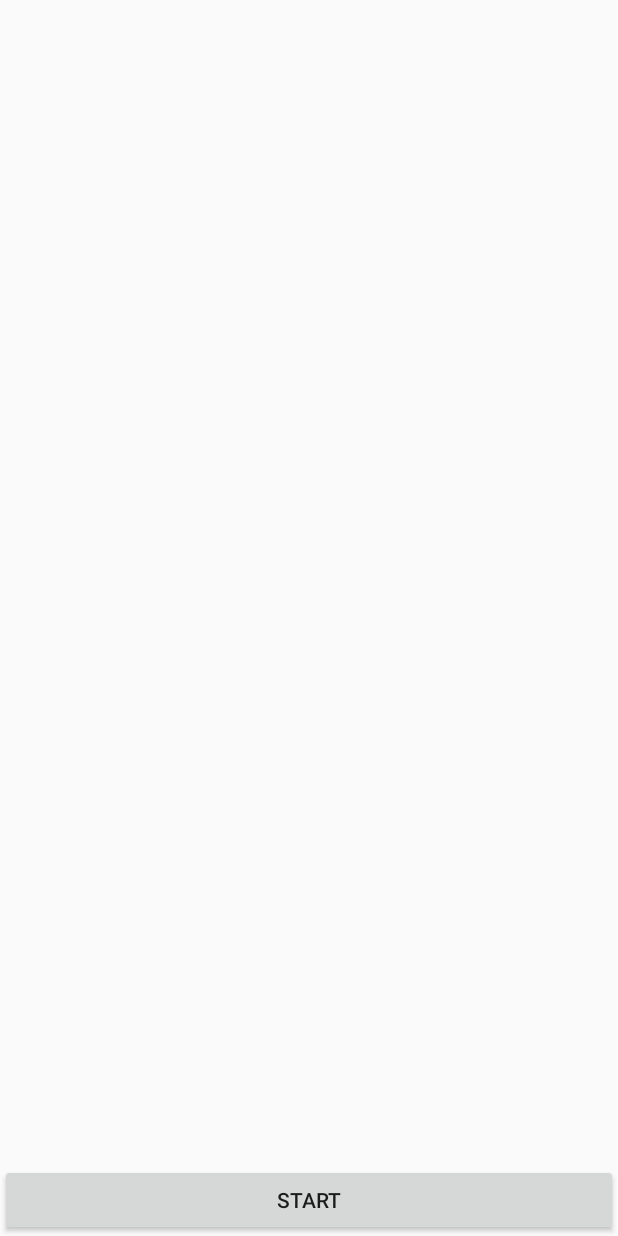
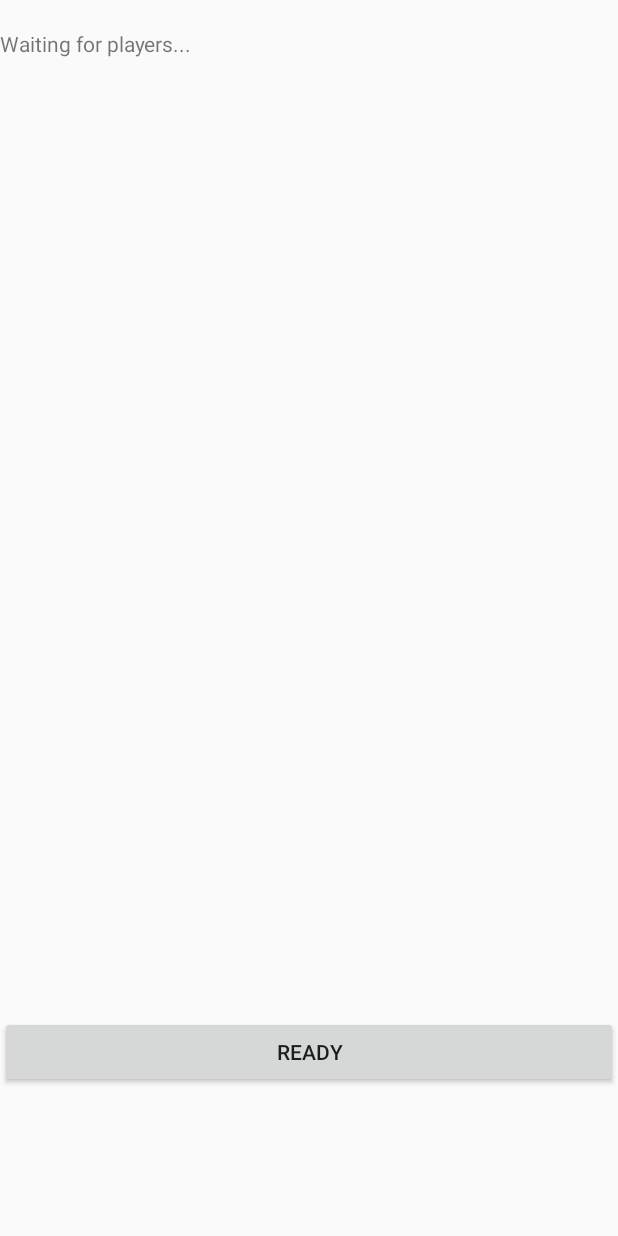
Before and after one commit to YannickVeron/DimSpaceTeam, an Android app: the WaitingRoomFragment screen opened directly, with no data from a screen before it, on a phone screen of 412 x 824 dp. Run offline under Robolectric (Android 15) with nearby library versions, the phone set to English and light mode, and no system bars; libraries missing offline, so code that uses them is left out: com.github.nisrulz.sensey.

Commit message:
Add Ready function

```diff
--- a/app/src/main/java/com/example/dimspaceteam/WaitingRoomFragment.kt
+++ b/app/src/main/java/com/example/dimspaceteam/WaitingRoomFragment.kt
@@ -12,9 +12,12 @@ import android.widget.Switch
 import android.widget.TextView
 import androidx.fragment.app.Fragment
 import androidx.lifecycle.Observer
+import androidx.lifecycle.ViewModel
+import androidx.lifecycle.ViewModelProvider
 import androidx.lifecycle.ViewModelProviders
 import androidx.navigation.findNavController
 import com.example.dimspaceteam.model.Event
+import com.example.dimspaceteam.model.EventType
 import com.example.dimspaceteam.model.UIElement
 import com.example.dimspaceteam.model.UIType
 import com.github.nisrulz.sensey.Sensey
@@ -31,13 +34,13 @@ class WaitingRoomFragment : Fragment(){
         savedInstanceState: Bundle?
     ): View? {
         var view = inflater.inflate(R.layout.waiting_room_fragment,container,false);
-        var startQuestionBtn = view.findViewById<Button>(R.id.btnStart)
-        startQuestionBtn.setOnClickListener {Start(view)}
+        var readyBtn = view.findViewById<Button>(R.id.btnReady)
         var labelRoom = view.findViewById<TextView>(R.id.roomNameLb)
         var roomName=(activity as GameActivity).roomName
         var userId =(activity as GameActivity).userId
         labelRoom.setText(roomName)
         WebSocketClient.create("${roomName}", "${userId}")
+        readyBtn.setOnClickListener {ready(view,WebSocketClient)}
 
 
 
@@ -55,20 +58,29 @@ class WaitingRoomFragment : Fragment(){
         eh.view = view
         eh.Handle(eventGS)
         //WebSocketJoinRoom(roomName,userId)*/
-        viewModel = ViewModelProviders.of(this).get(EventViewModel::class.java)
-        viewModel.getCurrentEvent().observe(this, Observer{event ->
 
-            /*when(event) {
-
-                is Event.GameStarted -> {
-
-                    updateUI()
-
+        val factory = object : ViewModelProvider.Factory {
+            override fun <T : ViewModel> create(modelClass: Class<T>): T {
+                return EventViewModel(WebSocketClient) as T
+            }
+        }
+        viewModel = ViewModelProviders.of(this,factory).get(EventViewModel::class.java)
+        viewModel.getCurrentEvent().observe(this, Observer{e ->
+            when(e.type){
+                EventType.WAITING_FOR_PLAYER->{
+                    var users = (e as Event.WaitingForPlayer).userList
+                    var list=""
+                    for(user in users){
+                        list="${list} ${user.name} : ${user.state}\n"
+                    }
+                    view.findViewById<TextView>(R.id.playersList).text=list
+                    Log.i("Waiting",list)
                 }
-
-            }*/
-
-
+                EventType.GAME_STARTED->{
+                    view?.findNavController()?.navigate(R.id.questionFragment)
+                }
+                else->{}
+            }
         })
         viewModel.action.observe(this, Observer<Event.NextAction>{
 
@@ -81,8 +93,10 @@ class WaitingRoomFragment : Fragment(){
         Sensey.getInstance().stop()
     }
 
-    fun Start(view: View?){
-        view?.findNavController()?.navigate(R.id.questionFragment)
+    fun ready(view: View?,webSocketClient: WebSocketClient){
+        webSocketClient.webSocket?.send("{\"type\":\"READY\", \"value\":true}")
+        //view?.findNavController()?.navigate(R.id.questionFragment)
+        //TODO("Send ready")
     }
 
 
--- a/app/src/main/res/layout/waiting_room_fragment.xml
+++ b/app/src/main/res/layout/waiting_room_fragment.xml
@@ -15,14 +15,20 @@
         android:id="@+id/uiContainer"
         android:layout_width="match_parent"
         android:layout_height="match_parent"
-        android:gravity="bottom"
+        android:gravity="fill"
         android:orientation="vertical">
 
+        <TextView
+            android:id="@+id/playersList"
+            android:layout_width="match_parent"
+            android:layout_height="658dp"
+            android:text="Waiting for players..." />
+
         <Button
-            android:id="@+id/btnStart"
+            android:id="@+id/btnReady"
             android:layout_width="match_parent"
             android:layout_height="wrap_content"
-            android:text="Start" />
+            android:text="Ready" />
     </LinearLayout>
 
 </LinearLayout>
```
Also changed, not shown: app/src/main/java/com/example/dimspaceteam/WebSocketClient.kt (+7 -1 lines).
